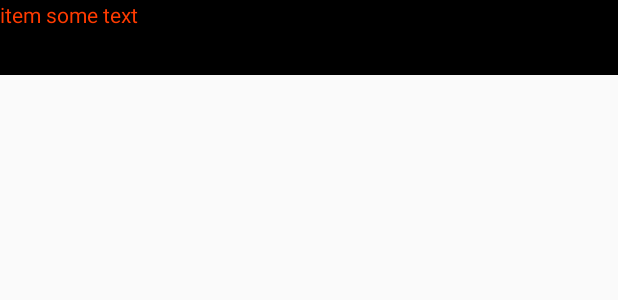
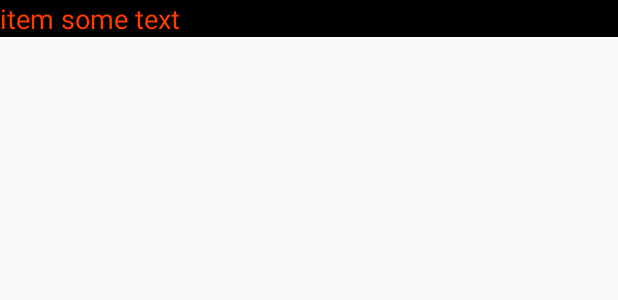
Before and after one commit to herculex/myfirstapp, an Android app: the layout list_item.xml on its own in the app's theme, with its tools: preview values and no code run, on a phone screen of 412 x 824 dp. Shown: the top 300 px of the screen. Run offline under Robolectric (Android 15) with nearby library versions, the phone set to English and light mode, and no system bars.

Commit message:
myfirstapp

```diff
--- a/src/main/java/com/sumugu/liubo/myfirstapp/mytouch/MyListView.java
+++ b/src/main/java/com/sumugu/liubo/myfirstapp/mytouch/MyListView.java
@@ -6,6 +6,7 @@ import android.util.Log;
 import android.view.GestureDetector;
 import android.view.MotionEvent;
 import android.view.ViewConfiguration;
+import android.widget.AdapterView;
 import android.widget.ListView;
 
 /**
--- a/src/main/java/com/sumugu/liubo/myfirstapp/mytouch/MyTextView.java
+++ b/src/main/java/com/sumugu/liubo/myfirstapp/mytouch/MyTextView.java
@@ -7,12 +7,13 @@ import android.view.GestureDetector;
 import android.view.GestureDetector.SimpleOnGestureListener;
 import android.view.MotionEvent;
 import android.view.ViewConfiguration;
+import android.widget.EditText;
 import android.widget.TextView;
 
 /**
  * Created by liubo on 16/1/5.
  */
-public class MyTextView extends TextView{
+public class MyTextView extends EditText{
     final static String TAG="sumugu_MyTextView";
     GestureDetector mDetector;
     public MyTextView(Context context) {
--- a/src/main/res/layout/activity_my_touch.xml
+++ b/src/main/res/layout/activity_my_touch.xml
@@ -12,5 +12,6 @@
     <com.sumugu.liubo.myfirstapp.mytouch.MyListView
         android:layout_width="match_parent"
         android:layout_height="match_parent"
-        android:id="@+id/list_view"></com.sumugu.liubo.myfirstapp.mytouch.MyListView>
+        android:id="@+id/list_view">
+    </com.sumugu.liubo.myfirstapp.mytouch.MyListView>
 </RelativeLayout>
--- a/src/main/res/layout/list_item.xml
+++ b/src/main/res/layout/list_item.xml
@@ -2,9 +2,9 @@
 <LinearLayout xmlns:android="http://schemas.android.com/apk/res/android"
     android:orientation="vertical" android:layout_width="match_parent"
     android:layout_height="match_parent">
-<com.sumugu.liubo.myfirstapp.mytouch.MyTextView
+<EditText
     android:layout_width="match_parent"
-    android:layout_height="50dp"
+    android:layout_height="wrap_content"
     android:id="@+id/list_tv"
     android:background="#000000"
     android:textColor="#FF3B00"
```
Also changed, not shown: src/main/java/com/sumugu/liubo/myfirstapp/mytouch/MyTouch.java (+21 -0 lines), 1 other file.
